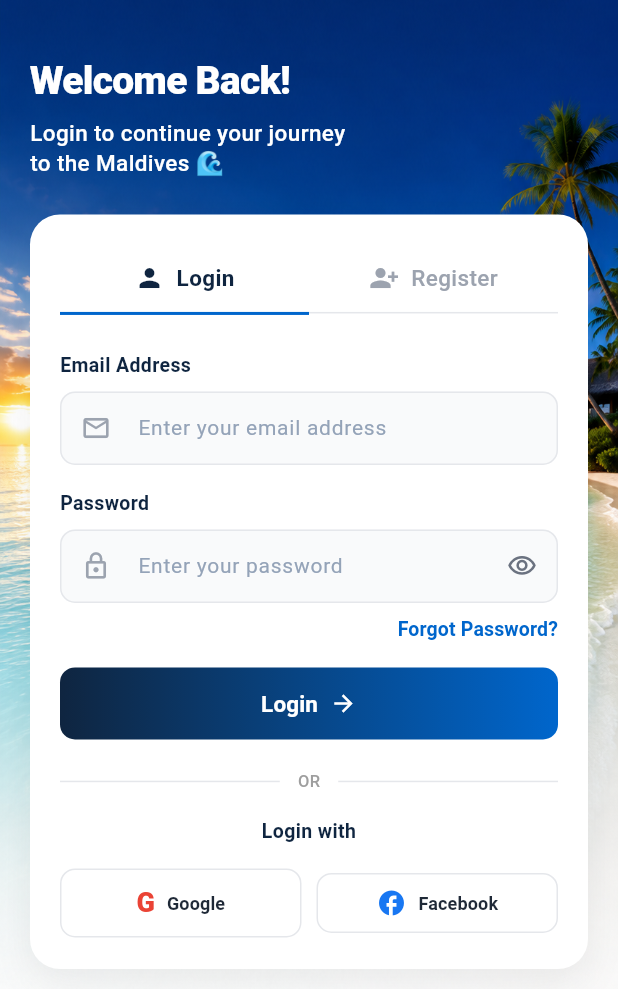
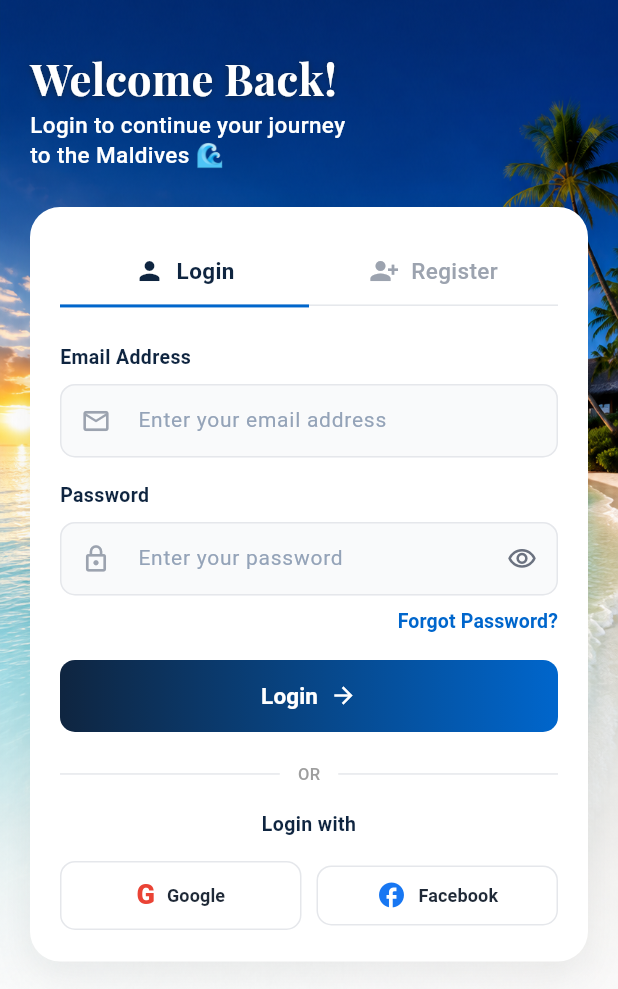
Before and after one commit to anuraggggggg/maldives_experts_customer, a Flutter app: the LoginScreen screen opened by its route, on a phone screen of 412 x 824 dp, the part 247-1236 px from its top. Run offline on Flutter 3.47's test engine with Material 3 defaults, Android fonts, the light colour scheme and no system bars; our stand-ins replace cached_network_image, connectivity_plus, dio, firebase_messaging, flutter_secure_storage, go_router and 4 more; accounts and stored records are empty.

Commit message:
feat: enhance login screen text styling with Google Fonts

```diff
--- a/lib/views/auth/login_screen.dart
+++ b/lib/views/auth/login_screen.dart
@@ -1,6 +1,7 @@
 import 'package:flutter/gestures.dart';
 import 'package:flutter/material.dart';
 import 'package:go_router/go_router.dart';
+import 'package:google_fonts/google_fonts.dart';
 import 'package:provider/provider.dart';
 
 import '../../core/constants/app_constants.dart';
@@ -131,11 +132,19 @@ class _LoginScreenState extends State<LoginScreen> {
                       // Welcome / Get Started Text
                       Text(
                         _isLoginTab ? 'Welcome Back!' : 'Create Account',
-                        style: const TextStyle(
-                          color: Colors.white,
-                          fontSize: 26,
-                          fontWeight: FontWeight.w800,
-                          letterSpacing: -0.5,
+                        style: GoogleFonts.playfairDisplay(
+                          color: AppColors.white,
+                          fontSize: 29,
+                          height: 1.1,
+                          fontWeight: FontWeight.w700,
+                          letterSpacing: 0.2,
+                          shadows: const [
+                            Shadow(
+                              color: AppColors.authNavy,
+                              blurRadius: 5,
+                              offset: Offset(0, 1),
+                            ),
+                          ],
                         ),
                       ),
                       const SizedBox(height: 6),
```
